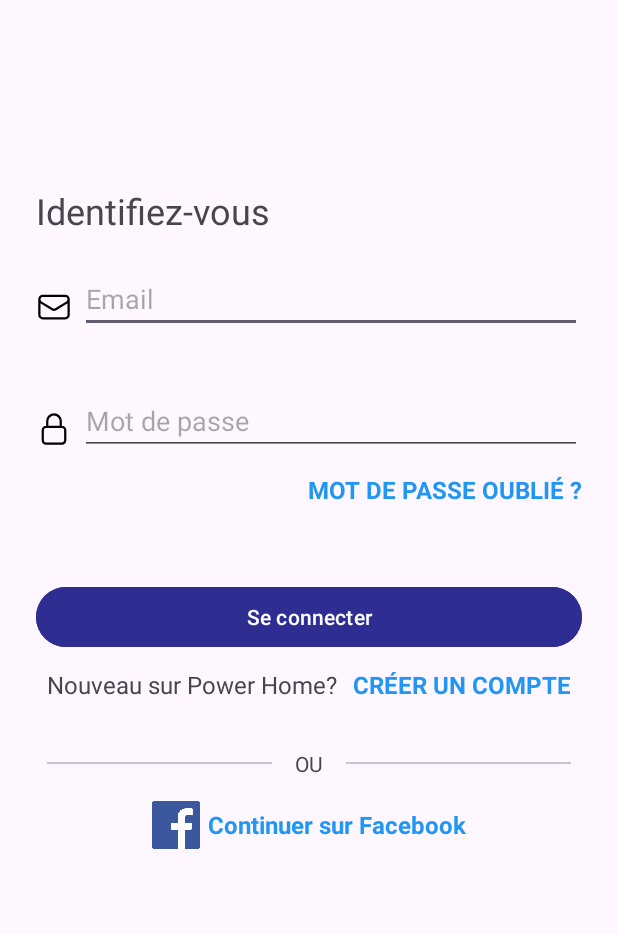
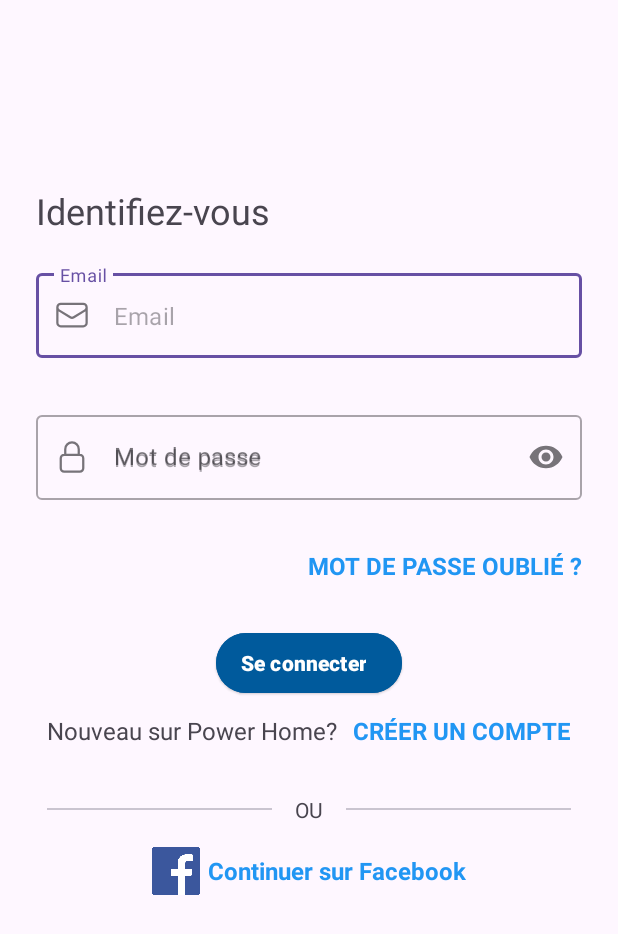
Before and after one commit to anes-cheref/Android-project, an Android app: the LoginActivity screen opened directly, with no data from a screen before it, on a phone screen of 412 x 824 dp. Shown: the top 934 px of the screen. Run offline under Robolectric (Android 15) with nearby library versions, the phone set to English and light mode, and no system bars; pictures from the network do not load; 7 statements that could not run were skipped.

Commit message:
Strings translation and form modification

```diff
--- a/app/src/main/AndroidManifest.xml
+++ b/app/src/main/AndroidManifest.xml
@@ -23,9 +23,6 @@
             android:name=".ForgotPasswordActivity"
             android:exported="false" />
         <activity
-            android:name=".ResidentActivity"
-            android:exported="false" />
-        <activity
             android:name=".ResumeActivity"
             android:exported="false" />
         <activity
--- a/app/src/main/java/com/example/tp_mobile/ui/login/LoginActivity.java
+++ b/app/src/main/java/com/example/tp_mobile/ui/login/LoginActivity.java
@@ -31,6 +31,7 @@
 import com.example.tp_mobile.keystore.KeystorePreference;
 import com.example.tp_mobile.model.Keys;
 import com.example.tp_mobile.model.Token;
+import com.google.android.material.textfield.TextInputEditText;
 
 import retrofit2.Call;
 import retrofit2.Callback;
@@ -65,8 +66,8 @@
         loginViewModel = new ViewModelProvider(this, new LoginViewModelFactory(keystorePreference))
                 .get(LoginViewModel.class);
 
-        final EditText usernameEditText = binding.username;
-        final EditText passwordEditText = binding.password;
+        final TextInputEditText usernameEditText = (TextInputEditText) binding.username;
+        final TextInputEditText passwordEditText = (TextInputEditText) binding.password;
         final Button loginButton = binding.login;
 
         if (keystorePreference != null) {
--- /dev/null
+++ b/app/src/main/res/drawable/icon_login.xml
@@ -0,0 +1,7 @@
+<vector xmlns:android="http://schemas.android.com/apk/res/android" android:height="24dp" android:viewportHeight="24" android:viewportWidth="24" android:width="24dp">
+
+    <path android:fillColor="#00000000" android:pathData="M20,12C20,7.582 16.418,4 12,4M12,20C14.526,20 16.779,18.829 18.245,17" android:strokeColor="#1C274C" android:strokeLineCap="round" android:strokeWidth="1.5"/>
+
+    <path android:fillColor="#00000000" android:pathData="M4,12H14M14,12L11,9M14,12L11,15" android:strokeColor="#1C274C" android:strokeLineCap="round" android:strokeLineJoin="round" android:strokeWidth="1.5"/>
+
+</vector>
--- a/app/src/main/res/layout/activity_forgot_pass.xml
+++ b/app/src/main/res/layout/activity_forgot_pass.xml
@@ -38,6 +38,7 @@
         android:layout_width="match_parent"
         android:layout_height="wrap_content"
         android:text="@string/r_initialiser_le_mot_de_passe"
+        android:backgroundTint="@color/colorPrimary"
         android:layout_marginTop="16dp" />
 
 </LinearLayout>
--- a/app/src/main/res/layout/activity_login.xml
+++ b/app/src/main/res/layout/activity_login.xml
@@ -23,21 +23,26 @@
         android:layout_marginTop="20dp"
         android:layout_marginBottom="12dp">
 
-        <ImageView
-            android:layout_width="wrap_content"
-            android:layout_height="match_parent"
-            android:src="@drawable/mail"
-            android:layout_marginTop="5dp"
-            android:layout_marginEnd="5dp"/>
 
-        <EditText
-            android:id="@+id/username"
+
+        <com.google.android.material.textfield.TextInputLayout
+            android:id="@+id/container_username"
             android:layout_width="match_parent"
             android:layout_height="wrap_content"
-
             android:hint="@string/prompt_email"
-            android:inputType="textEmailAddress"
-            android:selectAllOnFocus="true" />
+            app:endIconMode="clear_text"
+            app:errorEnabled="true"
+            app:errorTextColor="@color/red"
+            app:startIconDrawable="@drawable/mail"
+            style="@style/Widget.MaterialComponents.TextInputLayout.OutlinedBox">
+            <com.google.android.material.textfield.TextInputEditText
+                android:id="@+id/username"
+                android:layout_width="match_parent"
+                android:layout_height="wrap_content"
+                android:hint="@string/prompt_email"
+                android:inputType="textEmailAddress"
+                android:selectAllOnFocus="true" />
+        </com.google.android.material.textfield.TextInputLayout>
     </LinearLayout>
 
 
@@ -45,16 +50,19 @@
         android:layout_width="match_parent"
         android:layout_height="wrap_content"
         android:gravity="center"
-        android:layout_marginTop="24dp"
         android:layout_marginBottom="12dp">
-        <ImageView
-            android:layout_width="wrap_content"
-            android:layout_height="match_parent"
-            android:src="@drawable/lock"
-            android:layout_marginTop="5dp"
-            android:layout_marginEnd="5dp"/>
+        <com.google.android.material.textfield.TextInputLayout
+            android:id="@+id/container_pwd"
+            android:layout_width="match_parent"
+            android:layout_height="wrap_content"
+            android:hint="@string/prompt_password"
+            app:endIconMode="password_toggle"
+            app:errorEnabled="true"
+            app:errorTextColor="@color/red"
+            style="@style/Widget.MaterialComponents.TextInputLayout.OutlinedBox"
+            app:startIconDrawable="@drawable/lock">
 
-        <EditText
+        <com.google.android.material.textfield.TextInputEditText
             android:id="@+id/password"
             android:layout_width="match_parent"
             android:layout_height="wrap_content"
@@ -63,6 +71,8 @@
             android:inputType="textPassword"
             android:selectAllOnFocus="true"
              />
+        </com.google.android.material.textfield.TextInputLayout>
+
     </LinearLayout>
 
     <LinearLayout
@@ -84,13 +94,21 @@
 
     <Button
         android:id="@+id/login"
-        android:layout_width="match_parent"
+        android:layout_width="wrap_content"
         android:layout_height="wrap_content"
-        android:layout_marginTop="50dp"
-        android:backgroundTint="@color/splash"
-        android:enabled="true"
+        android:textSize="14sp"
+        style="@style/Widget.Material3.Button.ElevatedButton.Icon"
+        android:layout_gravity="center_horizontal"
         android:text="@string/action_sign_in"
-        android:textColor="@color/white" />
+        android:drawableStart="@drawable/icon_login"
+        android:drawableTint="@color/white"
+        android:drawableTintMode="src_in"
+        android:textStyle="bold"
+        android:backgroundTint="@color/colorPrimary"
+        android:textColor="@color/white"
+        android:gravity="center"
+        android:layout_marginTop="30dp"
+        />
 
     <LinearLayout
         android:layout_width="match_parent"
--- a/app/src/main/res/layout/activity_register.xml
+++ b/app/src/main/res/layout/activity_register.xml
@@ -127,7 +127,7 @@
             android:layout_height="wrap_content"
             android:layout_marginTop="10dp"
             android:layout_marginBottom="16dp"
-            android:backgroundTint="@color/splash"
+            android:backgroundTint="@color/colorPrimary"
             android:padding="12dp"
             android:text="@string/register_title"
             android:textColor="@android:color/white"
@@ -139,7 +139,7 @@
             android:layout_width="363dp"
             android:layout_height="wrap_content"
             android:layout_marginTop="12dp"
-            android:backgroundTint="@color/splash"
+            android:backgroundTint="@color/colorPrimary"
             android:clickable="true"
             android:focusable="true"
             android:text="@string/vous_avez_d_j_un_compte_connectez_vous"
--- a/app/src/main/res/values/strings.xml
+++ b/app/src/main/res/values/strings.xml
@@ -14,8 +14,8 @@
     <string name="username_hint">Identifiant</string>
     <string name="confirm_password_hint">Confirmer mot de passe</string>
     <string name="mot_de_passe_oubli">Mot de passe oublié ?</string>
-    <string name="title_pt2">Home</string>
-    <string name="title_pt1">Power</string>
+    <string name="title_pt2" translatable="false">Home</string>
+    <string name="title_pt1" translatable="false">Power</string>
     <string name="confirmer_le_mot_de_passe">Confirmer le mot de passe</string>
     <string name="cr_er_un_compte">Créer un compte</string>
     <string name="vous_avez_d_j_un_compte_connectez_vous">Vous avez déjà un compte ? Connectez-vous</string>
@@ -26,7 +26,7 @@
     <string name="entrez_votre_email">Entrez votre email</string>
     <string name="entrez_votre_e_mail_pour_r_initialiser_votre_mot_de_passe">Entrez votre e-mail pour réinitialiser votre mot de passe</string>
     <string name="r_initialiser_le_mot_de_passe">Réinitialiser le mot de passe</string>
-    <string name="title_activity_main_screen">MainScreenActivity</string>
+    <string name="title_activity_main_screen" translatable="false">MainScreenActivity</string>
     <string name="title_home">Accueil</string>
     <string name="title_dashboard">Dashboard</string>
     <string name="title_notifications">Notifications</string>
```
Also changed, not shown: app/src/main/res/values/colors.xml (+20 -0 lines), 2 other files.
